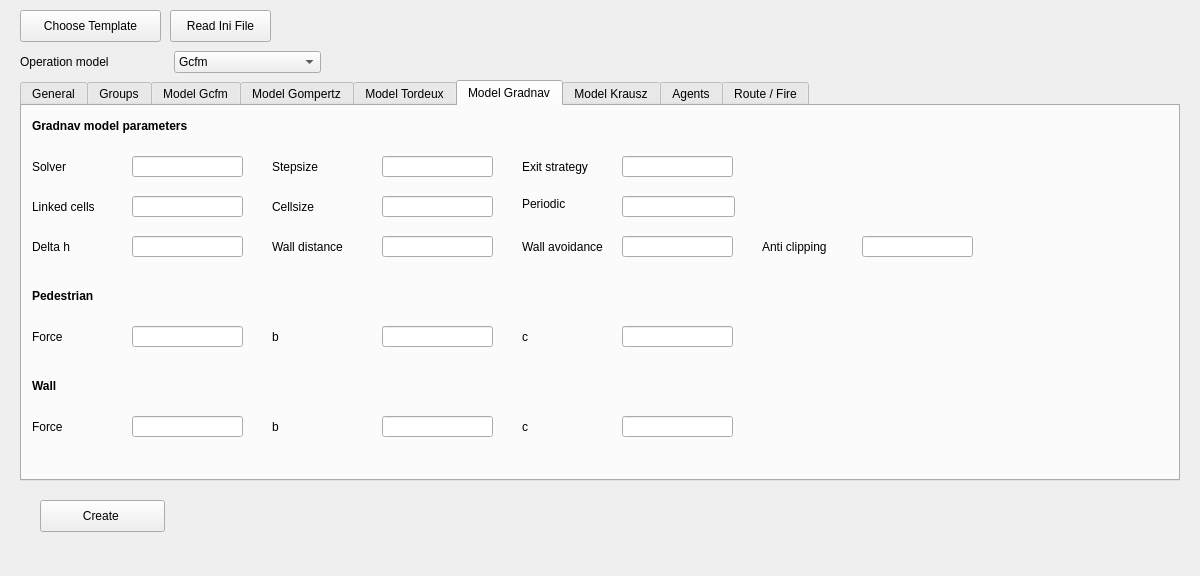
Old version of the form forms/inifilewidget.ui in the repository JuPedSim/jpseditor.
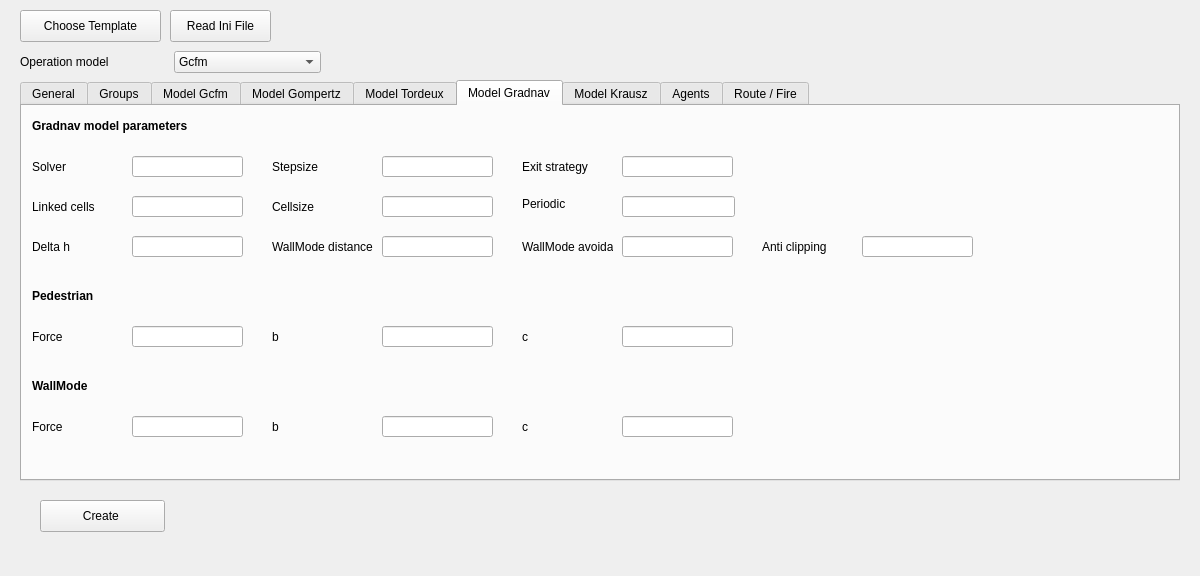
New version of the form. The open tabs and pages were chosen to show the change.

The edit to the form file:
```diff
--- a/forms/inifilewidget.ui
+++ b/forms/inifilewidget.ui
@@ -1790,7 +1790,7 @@
       </rect>
      </property>
      <property name="text">
-      <string>&lt;html&gt;&lt;head/&gt;&lt;body&gt;&lt;p&gt;&lt;span style=&quot; font-weight:600;&quot;&gt;Wall&lt;/span&gt;&lt;/p&gt;&lt;/body&gt;&lt;/html&gt;</string>
+      <string>&lt;html&gt;&lt;head/&gt;&lt;body&gt;&lt;p&gt;&lt;span style=&quot; font-weight:600;&quot;&gt;WallMode&lt;/span&gt;&lt;/p&gt;&lt;/body&gt;&lt;/html&gt;</string>
      </property>
     </widget>
     <widget class="QLabel" name="label_model_gradnav_12">
@@ -2063,7 +2063,7 @@
       </rect>
      </property>
      <property name="text">
-      <string>Wall distance</string>
+      <string>WallMode distance</string>
      </property>
     </widget>
     <widget class="QLineEdit" name="lineEdit_model_gradnav_07">
@@ -2102,7 +2102,7 @@
       </rect>
      </property>
      <property name="text">
-      <string>Wall avoidance</string>
+      <string>WallMode avoidance</string>
      </property>
     </widget>
     <widget class="QLabel" name="label_model_gradnav_06">
```
Left out of the diff: 12 changed lines with no effect on the pictures.
